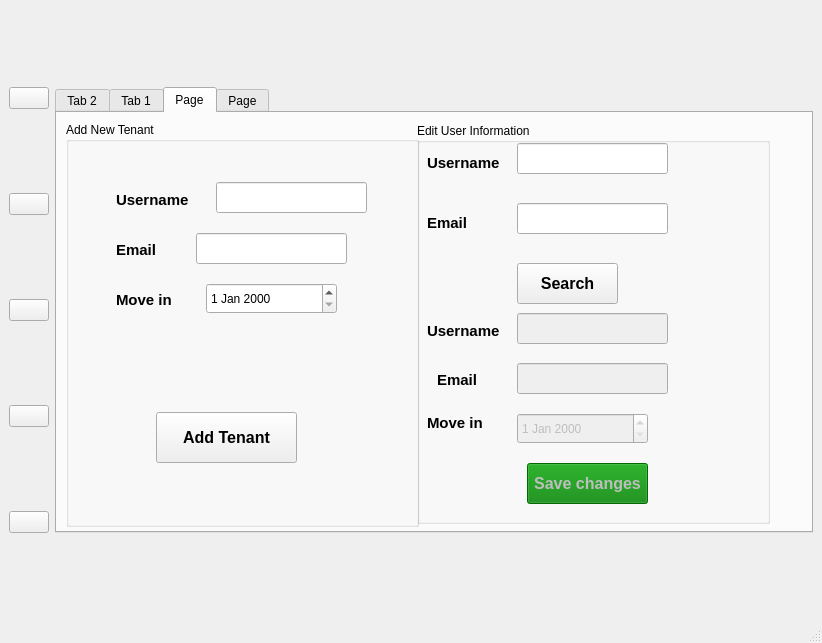
This is library.ui in Nde-Dilan/Apartement-AMS as Qt 5 draws it before an edit. The edited form follows.
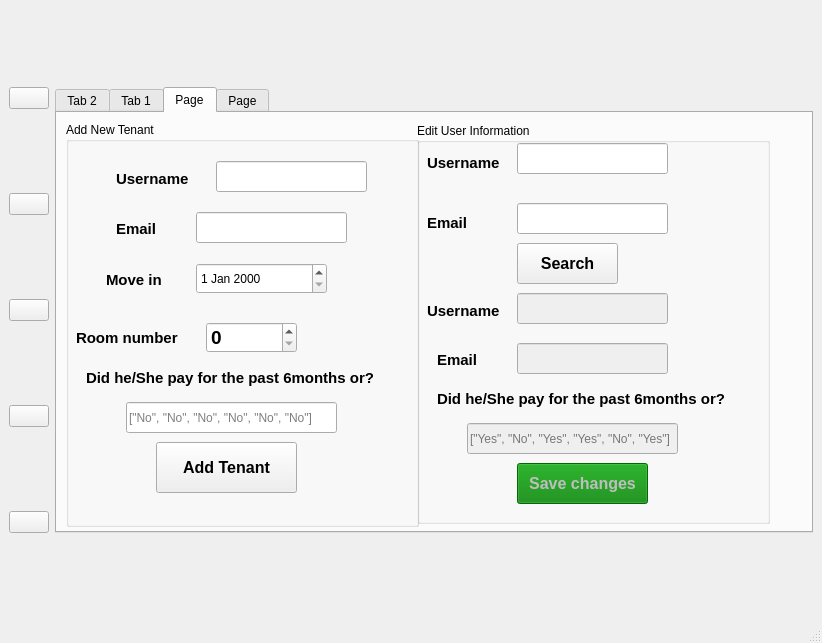
This is the edited form. The open tabs and pages were chosen to show the change. Icons and pictures are not drawn.

```diff
--- a/library.ui
+++ b/library.ui
@@ -10,8 +10,24 @@
     <height>643</height>
    </rect>
   </property>
+  <property name="minimumSize">
+   <size>
+    <width>822</width>
+    <height>643</height>
+   </size>
+  </property>
+  <property name="maximumSize">
+   <size>
+    <width>822</width>
+    <height>643</height>
+   </size>
+  </property>
   <property name="windowTitle">
-   <string>MainWindow</string>
+   <string>AMS-Application</string>
+  </property>
+  <property name="windowIcon">
+   <iconset resource="icons.qrc">
+    <normaloff>:/icons/house.jpeg</normaloff>:/icons/house.jpeg</iconset>
   </property>
   <widget class="QWidget" name="centralwidget">
    <layout class="QGridLayout" name="gridLayout">
@@ -130,7 +146,7 @@
        </size>
       </property>
       <property name="currentIndex">
-       <number>0</number>
+       <number>2</number>
       </property>
       <widget class="QWidget" name="tab_2">
        <attribute name="title">
@@ -158,7 +174,7 @@
          <property name="geometry">
           <rect>
            <x>0</x>
-           <y>-140</y>
+           <y>0</y>
            <width>773</width>
            <height>542</height>
           </rect>
@@ -2083,7 +2099,7 @@
          <property name="geometry">
           <rect>
            <x>50</x>
-           <y>70</y>
+           <y>49</y>
            <width>81</width>
            <height>16</height>
           </rect>
@@ -2101,8 +2117,8 @@
         <widget class="QLabel" name="label_15">
          <property name="geometry">
           <rect>
-           <x>50</x>
-           <y>170</y>
+           <x>40</x>
+           <y>150</y>
            <width>81</width>
            <height>16</height>
           </rect>
@@ -2121,7 +2137,7 @@
          <property name="geometry">
           <rect>
            <x>50</x>
-           <y>120</y>
+           <y>99</y>
            <width>51</width>
            <height>16</height>
           </rect>
@@ -2140,7 +2156,7 @@
          <property name="geometry">
           <rect>
            <x>150</x>
-           <y>60</y>
+           <y>39</y>
            <width>151</width>
            <height>31</height>
           </rect>
@@ -2150,7 +2166,7 @@
          <property name="geometry">
           <rect>
            <x>130</x>
-           <y>111</y>
+           <y>90</y>
            <width>151</width>
            <height>31</height>
           </rect>
@@ -2160,7 +2176,7 @@
          <property name="geometry">
           <rect>
            <x>90</x>
-           <y>290</y>
+           <y>320</y>
            <width>141</width>
            <height>51</height>
           </rect>
@@ -2181,12 +2197,79 @@
         <widget class="QDateEdit" name="move_in">
          <property name="geometry">
           <rect>
+           <x>130</x>
+           <y>141</y>
+           <width>131</width>
+           <height>31</height>
+          </rect>
+         </property>
+        </widget>
+        <widget class="QLabel" name="label_20">
+         <property name="geometry">
+          <rect>
+           <x>10</x>
+           <y>200</y>
+           <width>111</width>
+           <height>31</height>
+          </rect>
+         </property>
+         <property name="font">
+          <font>
+           <pointsize>11</pointsize>
+           <bold>true</bold>
+          </font>
+         </property>
+         <property name="text">
+          <string>Room number</string>
+         </property>
+        </widget>
+        <widget class="QLineEdit" name="payement_history">
+         <property name="geometry">
+          <rect>
+           <x>60</x>
+           <y>280</y>
+           <width>211</width>
+           <height>31</height>
+          </rect>
+         </property>
+         <property name="placeholderText">
+          <string>[&quot;No&quot;, &quot;No&quot;, &quot;No&quot;, &quot;No&quot;, &quot;No&quot;, &quot;No&quot;]</string>
+         </property>
+        </widget>
+        <widget class="QLabel" name="label_23">
+         <property name="geometry">
+          <rect>
+           <x>20</x>
+           <y>240</y>
+           <width>311</width>
+           <height>31</height>
+          </rect>
+         </property>
+         <property name="font">
+          <font>
+           <pointsize>11</pointsize>
+           <bold>true</bold>
+          </font>
+         </property>
+         <property name="text">
+          <string>Did he/She pay for the past 6months or?</string>
+         </property>
+        </widget>
+        <widget class="QSpinBox" name="spinBox">
+         <property name="geometry">
+          <rect>
            <x>140</x>
-           <y>161</y>
-           <width>131</width>
+           <y>200</y>
+           <width>91</width>
            <height>31</height>
           </rect>
          </property>
+         <property name="font">
+          <font>
+           <pointsize>14</pointsize>
+           <bold>true</bold>
+          </font>
+         </property>
         </widget>
        </widget>
        <widget class="QGroupBox" name="groupBox_2">
@@ -2249,24 +2332,11 @@
           <string>Email</string>
          </property>
         </widget>
-        <widget class="QLineEdit" name="email_2">
-         <property name="geometry">
-          <rect>
-           <x>100</x>
-           <y>80</y>
-           <width>151</width>
-           <height>31</height>
-          </rect>
-         </property>
-         <property name="echoMode">
-          <enum>QLineEdit::Password</enum>
-         </property>
-        </widget>
         <widget class="QPushButton" name="loginBtn">
          <property name="geometry">
           <rect>
            <x>100</x>
-           <y>140</y>
+           <y>120</y>
            <width>101</width>
            <height>41</height>
           </rect>
@@ -2291,7 +2361,7 @@
          <property name="geometry">
           <rect>
            <x>20</x>
-           <y>249</y>
+           <y>229</y>
            <width>51</width>
            <height>16</height>
           </rect>
@@ -2313,7 +2383,7 @@
          <property name="geometry">
           <rect>
            <x>100</x>
-           <y>190</y>
+           <y>170</y>
            <width>151</width>
            <height>31</height>
           </rect>
@@ -2326,7 +2396,7 @@
          <property name="geometry">
           <rect>
            <x>10</x>
-           <y>200</y>
+           <y>180</y>
            <width>81</width>
            <height>16</height>
           </rect>
@@ -2348,7 +2418,7 @@
          <property name="geometry">
           <rect>
            <x>100</x>
-           <y>240</y>
+           <y>220</y>
            <width>151</width>
            <height>31</height>
           </rect>
@@ -2360,9 +2430,9 @@
          </property>
          <property name="geometry">
           <rect>
-           <x>110</x>
+           <x>100</x>
            <y>340</y>
-           <width>121</width>
+           <width>131</width>
            <height>41</height>
           </rect>
          </property>
@@ -2382,25 +2452,12 @@
           <string>Save changes</string>
          </property>
         </widget>
-        <widget class="QDateEdit" name="move_in_2">
-         <property name="enabled">
-          <bool>false</bool>
-         </property>
+        <widget class="QLabel" name="label_27">
          <property name="geometry">
           <rect>
-           <x>100</x>
-           <y>290</y>
-           <width>131</width>
-           <height>31</height>
-          </rect>
-         </property>
-        </widget>
-        <widget class="QLabel" name="label_16">
-         <property name="geometry">
-          <rect>
-           <x>10</x>
-           <y>284</y>
-           <width>81</width>
+           <x>20</x>
+           <y>260</y>
+           <width>301</width>
            <height>31</height>
           </rect>
          </property>
@@ -2411,7 +2468,33 @@
           </font>
          </property>
          <property name="text">
-          <string>Move in</string>
+          <string>Did he/She pay for the past 6months or?</string>
+         </property>
+        </widget>
+        <widget class="QLineEdit" name="payement_history_2">
+         <property name="enabled">
+          <bool>false</bool>
+         </property>
+         <property name="geometry">
+          <rect>
+           <x>50</x>
+           <y>300</y>
+           <width>211</width>
+           <height>31</height>
+          </rect>
+         </property>
+         <property name="placeholderText">
+          <string>[&quot;Yes&quot;, &quot;No&quot;, &quot;Yes&quot;, &quot;Yes&quot;, &quot;No&quot;, &quot;Yes&quot;]</string>
+         </property>
+        </widget>
+        <widget class="QLineEdit" name="email_2">
+         <property name="geometry">
+          <rect>
+           <x>100</x>
+           <y>80</y>
+           <width>151</width>
+           <height>31</height>
+          </rect>
          </property>
         </widget>
        </widget>
```
Left out of the diff: 2 changed lines with no effect on the pictures.
